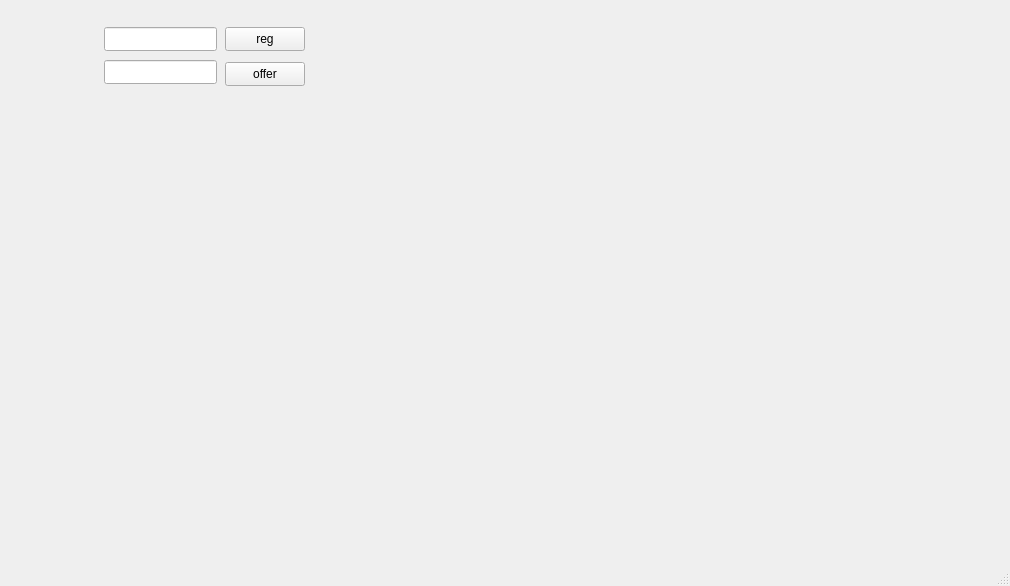
The window that mainwindow.ui (petrikcheli/ldc_client) describes before a commit, drawn with Qt 5.
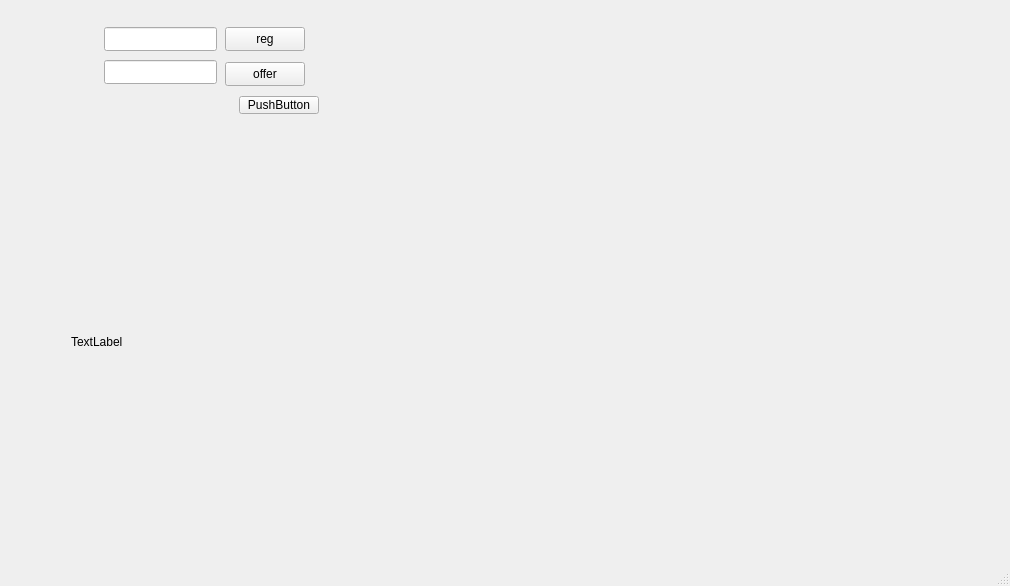
The same window after the commit.

What changed in the file:
```diff
--- a/mainwindow.ui
+++ b/mainwindow.ui
@@ -60,6 +60,32 @@
      <string>offer</string>
     </property>
    </widget>
+   <widget class="QPushButton" name="pb_share">
+    <property name="geometry">
+     <rect>
+      <x>239</x>
+      <y>96</y>
+      <width>80</width>
+      <height>18</height>
+     </rect>
+    </property>
+    <property name="text">
+     <string>PushButton</string>
+    </property>
+   </widget>
+   <widget class="QLabel" name="label">
+    <property name="geometry">
+     <rect>
+      <x>71</x>
+      <y>148</y>
+      <width>906</width>
+      <height>387</height>
+     </rect>
+    </property>
+    <property name="text">
+     <string>TextLabel</string>
+    </property>
+   </widget>
   </widget>
   <widget class="QMenuBar" name="menubar">
    <property name="geometry">
```
Left out of the diff: 2 changed lines with no effect on the pictures.
